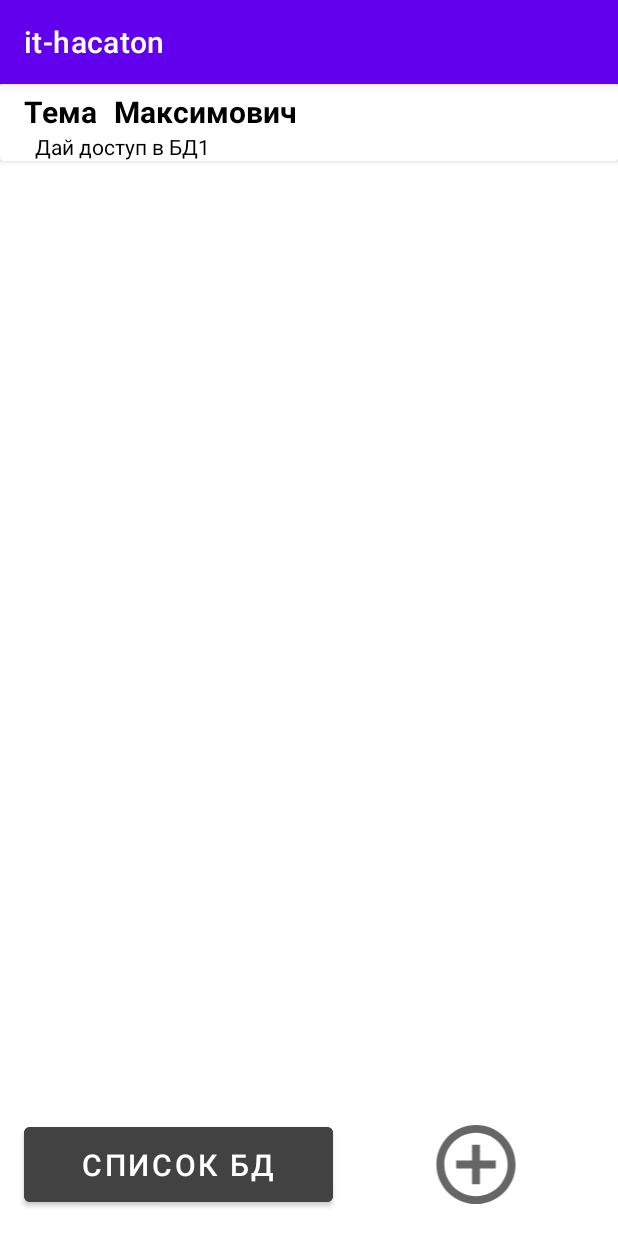
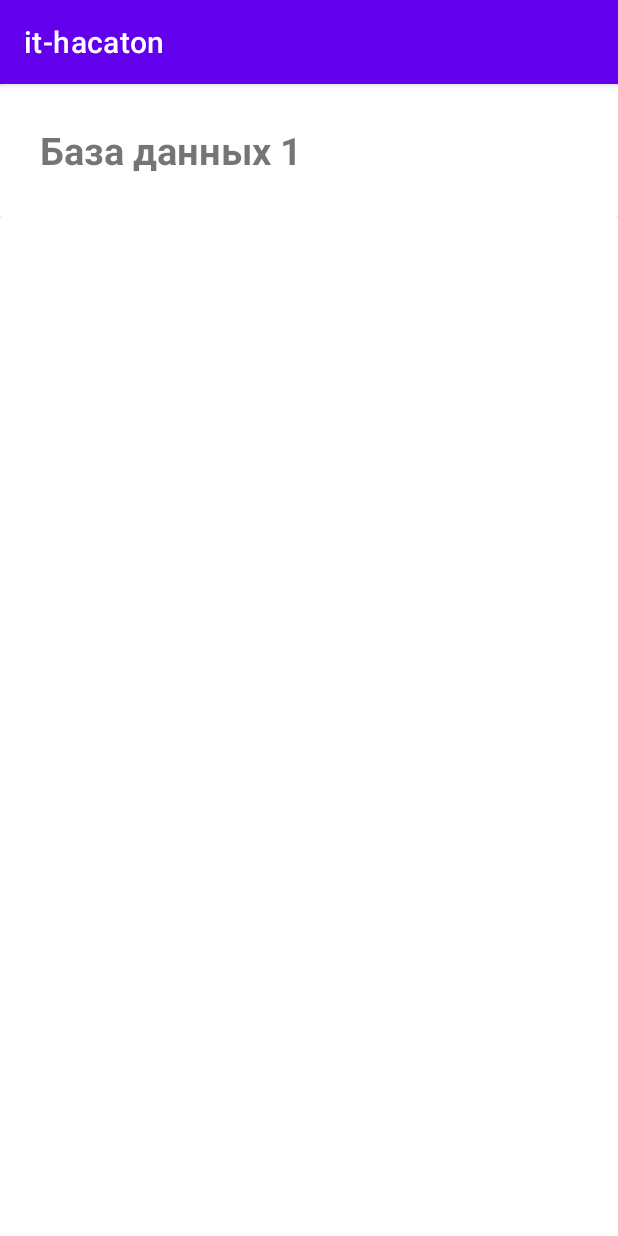
Before and after one commit to Sla1mer/it-hakaton, an Android app: the ListOfDBForAdminActivity screen opened directly, with no data from a screen before it, on a phone screen of 412 x 824 dp. Run offline under Robolectric (Android 15) with nearby library versions, the phone set to English and light mode, and no system bars.

Commit message:
recyclerView and a lot

```diff
--- a/app/src/main/java/com/example/it_hacaton/Adapter.java
+++ b/app/src/main/java/com/example/it_hacaton/Adapters/Adapter.java
@@ -1,6 +1,5 @@
-package com.example.it_hacaton;
+package com.example.it_hacaton.Adapters;
 
-import android.annotation.SuppressLint;
 import android.content.Context;
 import android.view.LayoutInflater;
 import android.view.View;
@@ -10,7 +9,8 @@ import android.widget.TextView;
 import androidx.annotation.NonNull;
 import androidx.recyclerview.widget.RecyclerView;
 
-import org.w3c.dom.Text;
+import com.example.it_hacaton.Items.Item;
+import com.example.it_hacaton.R;
 
 import java.util.ArrayList;
 
--- /dev/null
+++ b/app/src/main/java/com/example/it_hacaton/Adapters/AdapterForDBList_ForAdmin.java
@@ -0,0 +1,62 @@
+package com.example.it_hacaton.Adapters;
+
+import android.content.Context;
+import android.content.Intent;
+import android.view.LayoutInflater;
+import android.view.View;
+import android.view.ViewGroup;
+import android.widget.TextView;
+
+import androidx.annotation.NonNull;
+import androidx.recyclerview.widget.RecyclerView;
+
+import com.example.it_hacaton.Items.ItemForDBForAdmin;
+import com.example.it_hacaton.R;
+import com.example.it_hacaton.UsersInDBForAdminActivity;
+
+import java.util.ArrayList;
+
+public class AdapterForDBList_ForAdmin extends RecyclerView.Adapter<AdapterForDBList_ForAdmin.ViewHolder> {
+
+    private ArrayList<ItemForDBForAdmin> arrayList;
+    private Context context;
+
+    public AdapterForDBList_ForAdmin(ArrayList<ItemForDBForAdmin> arrayList, Context context) {
+        this.arrayList = arrayList;
+        this.context = context;
+    }
+
+    @NonNull
+    @Override
+    public ViewHolder onCreateViewHolder(@NonNull ViewGroup parent, int viewType) {
+        View view = LayoutInflater.from(parent.getContext()).inflate(R.layout.item_for_db_for_admin, parent, false);
+        return new ViewHolder(view);
+    }
+
+    @Override
+    public void onBindViewHolder(@NonNull ViewHolder holder, int position) {
+        ItemForDBForAdmin parseItem = arrayList.get(position);
+        holder.DB.setText(parseItem.getDB());
+    }
+
+    @Override
+    public int getItemCount() {
+        return arrayList.size();
+    }
+
+    public class ViewHolder extends RecyclerView.ViewHolder implements View.OnClickListener {
+        TextView DB;
+        public ViewHolder(@NonNull View v) {
+            super(v);
+            DB = v.findViewById(R.id.DB);
+            v.setOnClickListener(this);
+        }
+
+        @Override
+        public void onClick(View v) {
+            int position = getAdapterPosition();
+            //ItemForDBForAdmin parseItem = arrayList.get(position); //- не удалять
+            context.startActivity(new Intent(context, UsersInDBForAdminActivity.class));
+        }
+    }
+}
--- a/app/src/main/java/com/example/it_hacaton/Item.java
+++ b/app/src/main/java/com/example/it_hacaton/Items/Item.java
@@ -1,4 +1,4 @@
-package com.example.it_hacaton;
+package com.example.it_hacaton.Items;
 
 public class Item {
     String name, midleName, description;
--- /dev/null
+++ b/app/src/main/java/com/example/it_hacaton/Items/ItemForDBForAdmin.java
@@ -0,0 +1,16 @@
+package com.example.it_hacaton.Items;
+
+public class ItemForDBForAdmin {
+    String DB;
+    public ItemForDBForAdmin(String DB){
+        this.DB = DB;
+    }
+
+    public String getDB() {
+        return DB;
+    }
+
+    public void setDB(String DB) {
+        this.DB = DB;
+    }
+}
--- a/app/src/main/java/com/example/it_hacaton/MainActivity.java
+++ b/app/src/main/java/com/example/it_hacaton/ListOfDBForAdminActivity.java
@@ -5,35 +5,32 @@ import androidx.recyclerview.widget.LinearLayoutManager;
 import androidx.recyclerview.widget.RecyclerView;
 
 import android.os.Bundle;
-import android.widget.Button;
-import android.widget.ImageView;
+
+import com.example.it_hacaton.Adapters.AdapterForDBList_ForAdmin;
+import com.example.it_hacaton.Items.ItemForDBForAdmin;
 
 import java.util.ArrayList;
 
-public class MainActivity extends AppCompatActivity {
+public class ListOfDBForAdminActivity extends AppCompatActivity {
     private RecyclerView rv;
-    private Adapter adapter;
-    private ArrayList<Item> arrayList = new ArrayList<>();
-    private Button rvOfBD;
-    private ImageView addImage;
+    private AdapterForDBList_ForAdmin adapter;
+    private ArrayList<ItemForDBForAdmin> arrayList = new ArrayList<>();
     @Override
     protected void onCreate(Bundle savedInstanceState) {
         super.onCreate(savedInstanceState);
-        setContentView(R.layout.activity_main);
+        setContentView(R.layout.activity_list_of_d_b_for_admin);
+
         init();
         rv.setHasFixedSize(true);
         rv.setLayoutManager(new LinearLayoutManager(this));
+        arrayList.add(new ItemForDBForAdmin("База данных 1"));
+        adapter = new AdapterForDBList_ForAdmin(arrayList, this);
+        rv.setAdapter(adapter);
 
-        arrayList.add(new Item("Тема", "Максимович", "Дай доступ в БД1"));
-
-        adapter = new Adapter(this, arrayList);
-        rv.setAdapter(adapter);
     }
 
     private void init(){
         rv = findViewById(R.id.rv);
-        rvOfBD = findViewById(R.id.recyclerOfBD);
-        addImage = findViewById(R.id.addImage);
     }
 
 }
--- a/app/src/main/java/com/example/it_hacaton/LoginActivity.java
+++ b/app/src/main/java/com/example/it_hacaton/LoginActivity.java
@@ -29,7 +29,7 @@ private Button enter;
             public void onClick(View v) {
                 switch(v.getId()){
                     case R.id.enter:
-                        startActivity(new Intent(getApplicationContext(), MainActivity.class));
+                        startActivity(new Intent(getApplicationContext(), MainForAdminActivity.class));
                         break;
                     case R.id.regText:
                         startActivity(new Intent(getApplicationContext(), RegistrationActivity.class));
--- a/app/src/main/java/com/example/it_hacaton/RegistrationActivity.java
+++ b/app/src/main/java/com/example/it_hacaton/RegistrationActivity.java
@@ -27,14 +27,12 @@ private Button registration;
             public void onClick(View v) {
                 switch (v.getId()){
                     case R.id.registr:
-                        startActivity(new Intent(getApplicationContext(), MainActivity.class));
+                        startActivity(new Intent(getApplicationContext(), MainForAdminActivity.class));
                         break;
                     case R.id.radAdmin:
-                        radEmply.setEnabled(false);
                         radAdmin.setEnabled(true);
                         break;
                     case R.id.radEmploy:
-                        radAdmin.setEnabled(false);
                         radEmply.setEnabled(true);
                         break;
                 }
--- /dev/null
+++ b/app/src/main/res/layout/activity_list_of_d_b_for_admin.xml
@@ -0,0 +1,14 @@
+<?xml version="1.0" encoding="utf-8"?>
+<androidx.constraintlayout.widget.ConstraintLayout xmlns:android="http://schemas.android.com/apk/res/android"
+    xmlns:app="http://schemas.android.com/apk/res-auto"
+    xmlns:tools="http://schemas.android.com/tools"
+    android:layout_width="match_parent"
+    android:layout_height="match_parent"
+    tools:context=".ListOfDBForAdminActivity">
+
+    <androidx.recyclerview.widget.RecyclerView
+        android:layout_width="match_parent"
+        android:layout_height="match_parent"
+        android:id="@+id/rv" />
+
+</androidx.constraintlayout.widget.ConstraintLayout>
--- a/app/src/main/res/layout/activity_login.xml
+++ b/app/src/main/res/layout/activity_login.xml
@@ -25,7 +25,6 @@
         android:id="@+id/email"
         android:layout_width="318dp"
         android:layout_height="49dp"
-        android:background="@android:color/transparent"
         android:hint="E-mail"
         android:inputType="textEmailAddress"
         android:paddingLeft="10dp"
@@ -44,7 +43,6 @@
         android:id="@+id/password"
         android:layout_width="318dp"
         android:layout_height="49dp"
-        android:background="@android:color/transparent"
         android:hint="Пароль"
         android:inputType="textEmailAddress"
         android:paddingLeft="10dp"
--- a/app/src/main/res/layout/activity_main.xml
+++ b/app/src/main/res/layout/activity_main_for_admin.xml
@@ -4,7 +4,7 @@
     xmlns:tools="http://schemas.android.com/tools"
     android:layout_width="match_parent"
     android:layout_height="match_parent"
-    tools:context=".MainActivity">
+    tools:context=".MainForAdminActivity">
 
     <androidx.recyclerview.widget.RecyclerView
         android:layout_width="match_parent"
--- a/app/src/main/res/layout/item.xml
+++ b/app/src/main/res/layout/item.xml
@@ -4,7 +4,7 @@
     xmlns:app="http://schemas.android.com/apk/res-auto"
     xmlns:tools="http://schemas.android.com/tools"
     android:layout_width="match_parent"
-    android:layout_height="match_parent">
+    android:layout_height="wrap_content">
 
     <androidx.cardview.widget.CardView
         android:layout_width="match_parent"
--- /dev/null
+++ b/app/src/main/res/layout/item_for_db_for_admin.xml
@@ -0,0 +1,39 @@
+<?xml version="1.0" encoding="utf-8"?>
+<androidx.constraintlayout.widget.ConstraintLayout
+    xmlns:android="http://schemas.android.com/apk/res/android"
+    xmlns:app="http://schemas.android.com/apk/res-auto"
+    xmlns:tools="http://schemas.android.com/tools"
+    android:layout_width="match_parent"
+    android:layout_height="wrap_content">
+
+    <androidx.cardview.widget.CardView
+        android:layout_width="match_parent"
+        android:layout_height="89dp"
+        app:layout_constraintBottom_toBottomOf="parent"
+        app:layout_constraintTop_toTopOf="parent"
+        tools:layout_editor_absoluteX="0dp">
+
+        <androidx.constraintlayout.widget.ConstraintLayout
+            android:layout_width="match_parent"
+            android:layout_height="match_parent">
+
+            <TextView
+                android:id="@+id/DB"
+                android:layout_width="wrap_content"
+                android:layout_height="wrap_content"
+                android:text="DB1"
+                android:textSize="25dp"
+                android:textStyle="bold"
+                app:layout_constraintBottom_toBottomOf="parent"
+                app:layout_constraintEnd_toEndOf="parent"
+                app:layout_constraintHorizontal_bias="0.112"
+                app:layout_constraintStart_toStartOf="parent"
+                app:layout_constraintTop_toTopOf="parent"
+                app:layout_constraintVertical_bias="0.49" />
+
+        </androidx.constraintlayout.widget.ConstraintLayout>
+
+
+    </androidx.cardview.widget.CardView>
+
+</androidx.constraintlayout.widget.ConstraintLayout>
```
Also changed, not shown: app/src/main/AndroidManifest.xml (+7 -4 lines), app/src/main/java/com/example/it_hacaton/CreateNewsForAdminActivity.java (added, +35 -0 lines), app/src/main/java/com/example/it_hacaton/MainForAdminActivity.java (added, +61 -0 lines), app/src/main/java/com/example/it_hacaton/UsersInDBForAdminActivity.java (added, +14 -0 lines), app/src/main/res/layout/activity_create_news_for_admin.xml (added, +53 -0 lines), app/src/main/res/layout/activity_registration.xml (+15 -8 lines), app/src/main/res/layout/activity_users_in_d_b_for_admin.xml (added, +9 -0 lines).
